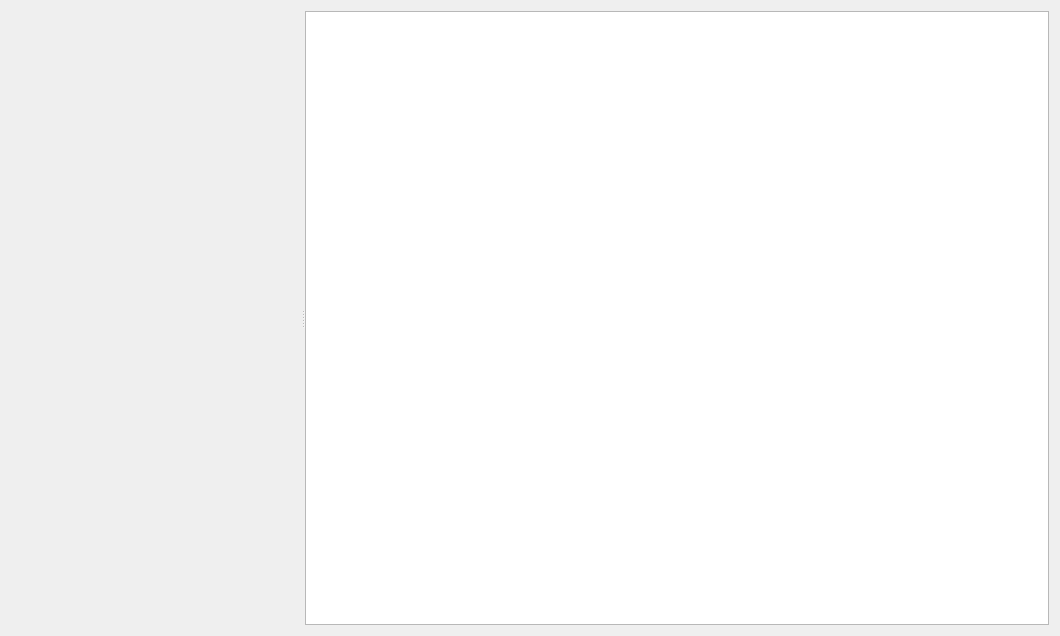
Old version of the form src/ui/paint_bar/toolbar_level/ocr_text/xocrwidget.ui in the repository XMuli/SunnyCapturer.
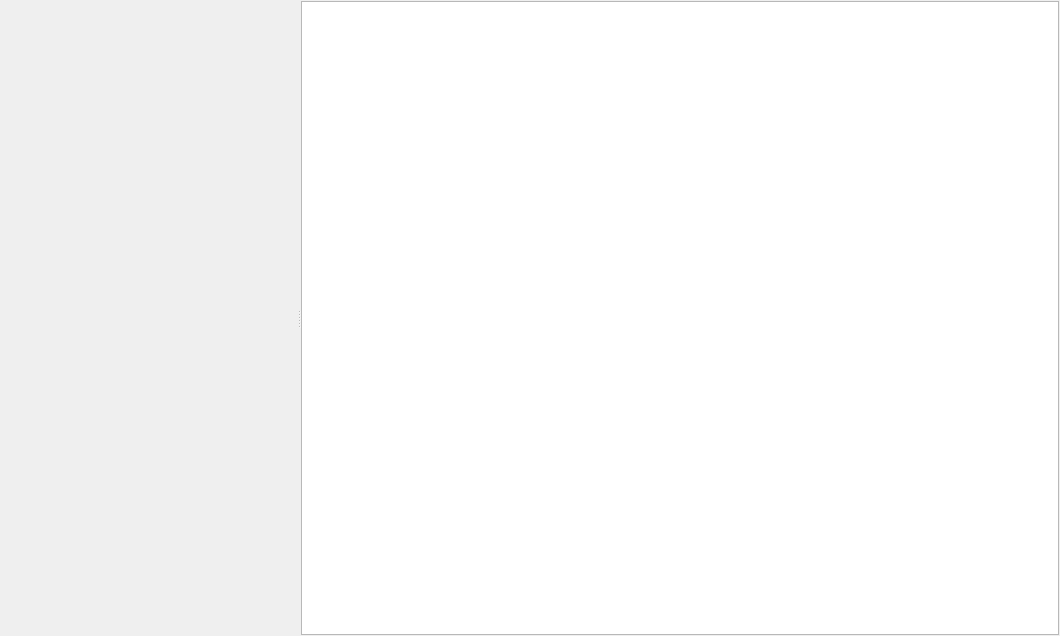
New version of the form. Custom widgets are drawn as their Qt base class.

```diff
--- a/src/ui/paint_bar/toolbar_level/ocr_text/xocrwidget.ui
+++ b/src/ui/paint_bar/toolbar_level/ocr_text/xocrwidget.ui
@@ -14,6 +14,18 @@
    <string>Form</string>
   </property>
   <layout class="QHBoxLayout" name="horizontalLayout">
+   <property name="leftMargin">
+    <number>1</number>
+   </property>
+   <property name="topMargin">
+    <number>1</number>
+   </property>
+   <property name="rightMargin">
+    <number>1</number>
+   </property>
+   <property name="bottomMargin">
+    <number>1</number>
+   </property>
    <item>
     <widget class="QSplitter" name="splitter">
      <property name="orientation">
```
